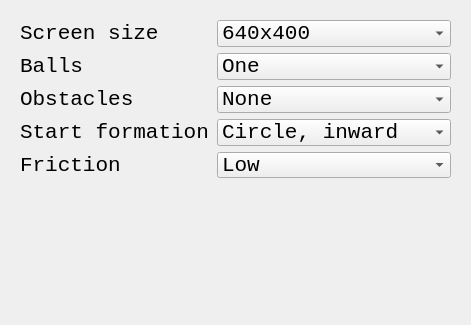
Qt form Games/GameBoenken/qtboenkenarenadialog.ui (richelbilderbeek/ProjectRichelBilderbeek) before a commit; both pictures show x 0 to 471 and y 0 to 325 of the 471 by 529 pixel window.
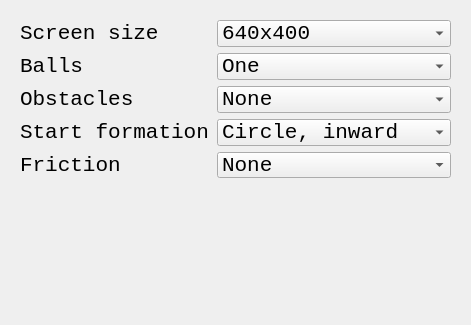
The same form after that commit. Icons and pictures are not drawn.

Diff of the .ui file:
```diff
--- a/Games/GameBoenken/qtboenkenarenadialog.ui
+++ b/Games/GameBoenken/qtboenkenarenadialog.ui
@@ -123,7 +123,7 @@
       <item row="4" column="1">
        <widget class="QComboBox" name="box_friction">
         <property name="currentIndex">
-         <number>1</number>
+         <number>0</number>
         </property>
         <item>
          <property name="text">
```
Left out of the diff: 5 changed lines with no effect on the pictures.
